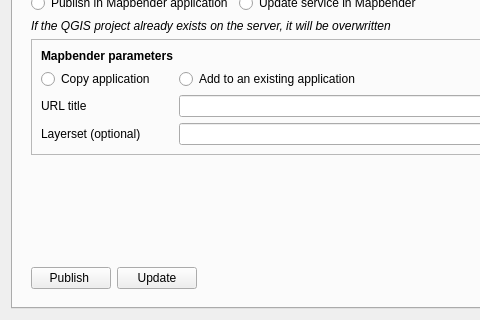
Above: dialogs/ui/main_dialog.ui from WhereGroup/qgis2mapbender before the change; both pictures show x 0 to 480 and y 110 to 430 of the 687 by 430 pixel window. Below: the same form after it.
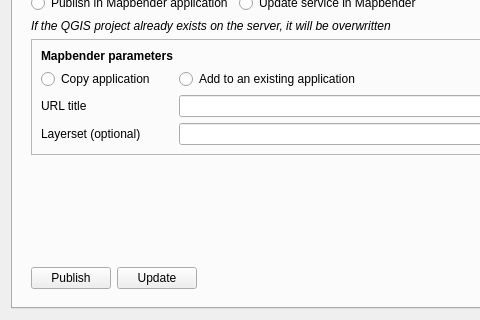
That is the form after the change. Icons and pictures are not drawn.

What changed in the file:
```diff
--- a/dialogs/ui/main_dialog.ui
+++ b/dialogs/ui/main_dialog.ui
@@ -181,7 +181,7 @@
             <item>
              <widget class="QPushButton" name="publishButton">
               <property name="text">
-               <string>Publish </string>
+               <string>Publish</string>
               </property>
              </widget>
             </item>
```
